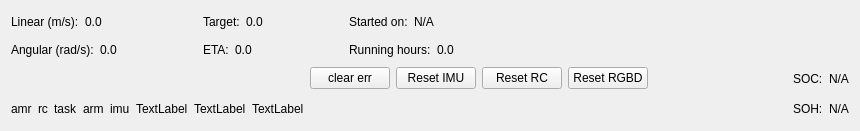
Above: ui/navi_state.ui from xinjuezou-whi/whi_rviz_plugins before the change. Below: the same form after it.
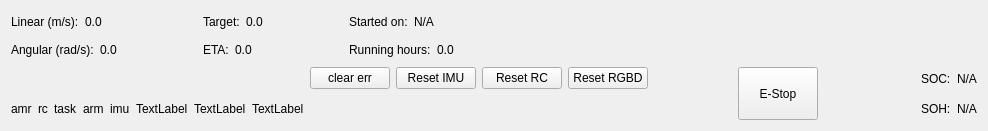
That is the form after the change. Icons and pictures are not drawn.

Commit message: add emergency button for navi state

```diff
--- a/ui/navi_state.ui
+++ b/ui/navi_state.ui
@@ -6,7 +6,7 @@
    <rect>
     <x>0</x>
     <y>0</y>
-    <width>860</width>
+    <width>988</width>
     <height>131</height>
    </rect>
   </property>
@@ -542,6 +542,37 @@
        </item>
       </layout>
      </item>
+     <item>
+      <spacer name="horizontalSpacer_9">
+       <property name="orientation">
+        <enum>Qt::Horizontal</enum>
+       </property>
+       <property name="sizeHint" stdset="0">
+        <size>
+         <width>40</width>
+         <height>20</height>
+        </size>
+       </property>
+      </spacer>
+     </item>
+     <item>
+      <widget class="QPushButton" name="pushButton_estop">
+       <property name="sizePolicy">
+        <sizepolicy hsizetype="Preferred" vsizetype="Expanding">
+         <horstretch>0</horstretch>
+         <verstretch>0</verstretch>
+        </sizepolicy>
+       </property>
+       <property name="text">
+        <string>E-Stop</string>
+       </property>
+       <property name="icon">
+        <iconset>
+         <normaloff>../icons/classes/estop_released.png</normaloff>
+         <normalon>../icons/classes/estop_pressed.png</normalon>../icons/classes/estop_released.png</iconset>
+       </property>
+      </widget>
+     </item>
      <item>
       <spacer name="horizontalSpacer_12">
        <property name="orientation">
```
The commit also changes 5 other files.
